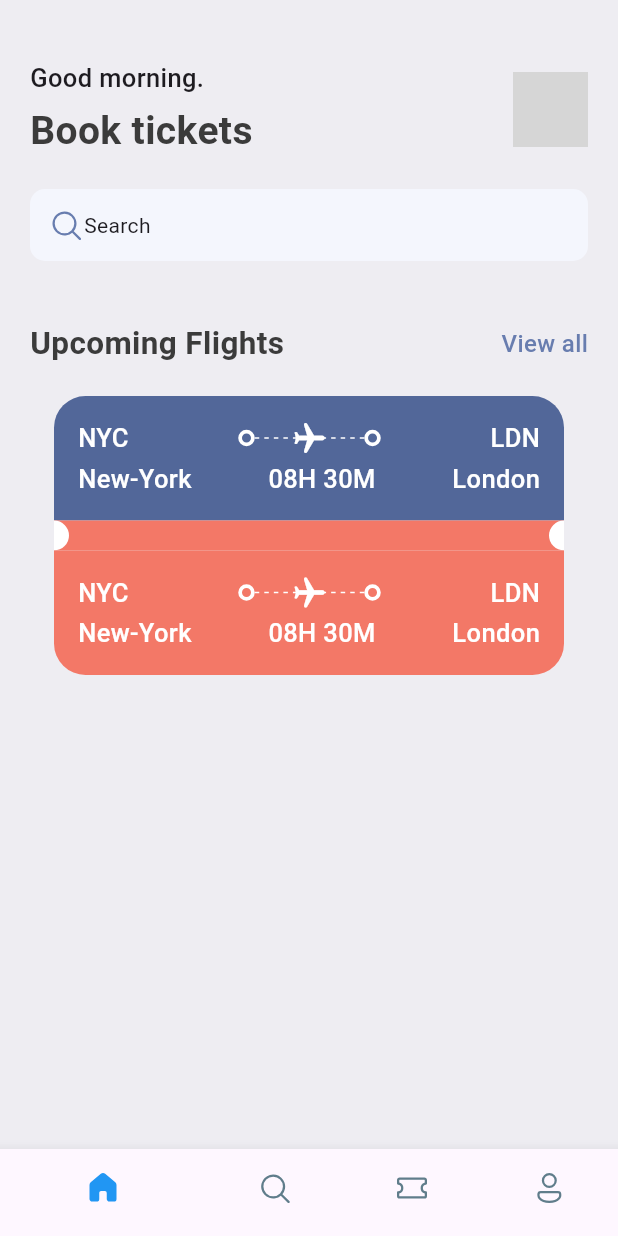
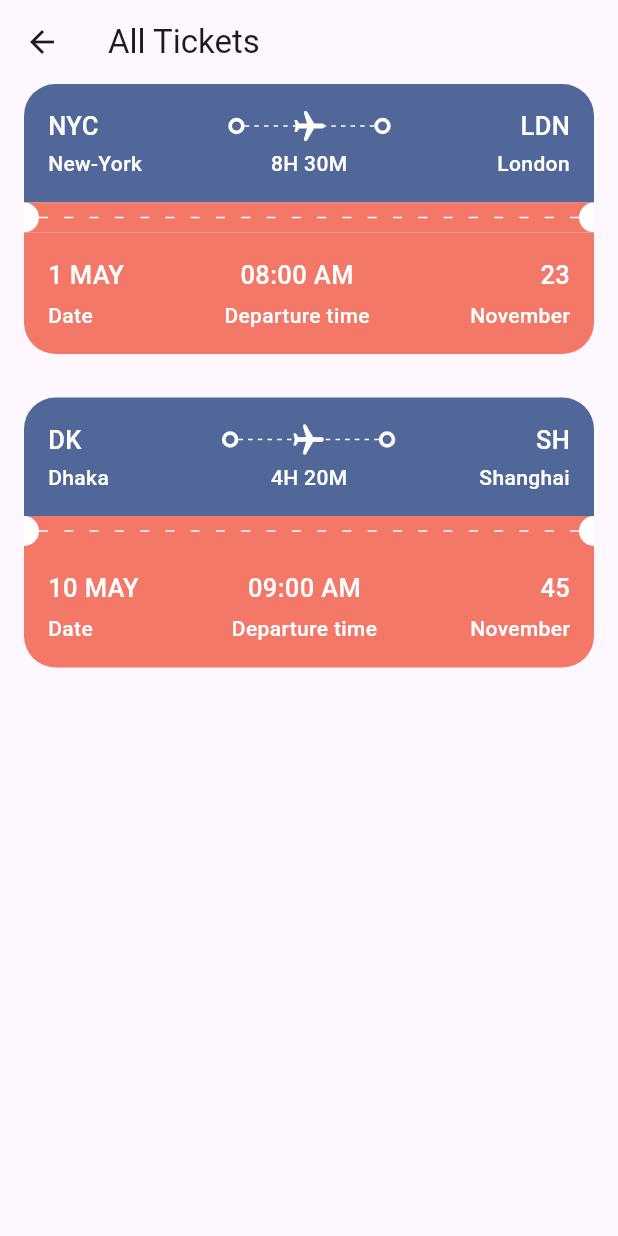
Before and after one commit to mohammedmos/ticket_app, a Flutter app: the screen it shows after launch, after a tap on "View all", on a phone screen of 412 x 824 dp. Run offline on Flutter 3.47's test engine with Material 3 defaults, Android fonts, the phone set to English and light mode, and no system bars; our stand-ins replace fluentui_icons; grey boxes are pictures that could not be loaded.

Commit message:
chore: finalize ticket sections

```diff
--- a/lib/core/bottom_nav_bar.dart
+++ b/lib/core/bottom_nav_bar.dart
@@ -1,5 +1,4 @@
 import 'package:fluentui_icons/fluentui_icons.dart';
-import 'package:flutter/cupertino.dart';
 import 'package:flutter/material.dart';
 import 'package:ticket_app/screens/home_screen.dart';
 
--- a/lib/core/res/media.dart
+++ b/lib/core/res/media.dart
@@ -1,5 +1,5 @@
 
 class AppMedia {
-    static const _baseImage =  "assets/images/";
+    static const _baseImage =  "assets/images";
     static const logo = '$_baseImage/logo.png';
 }
--- a/lib/core/res/styles/app_styles.dart
+++ b/lib/core/res/styles/app_styles.dart
@@ -11,4 +11,5 @@ class AppStyles {
     static TextStyle headlineStyle1 =  TextStyle(fontSize: 26,fontWeight: FontWeight.bold,color: textColor);
     static TextStyle headlineStyle2 = TextStyle(fontSize: 21,color: textColor,fontWeight: FontWeight.bold);
     static TextStyle headlineStyle3 = const TextStyle(fontSize: 17,fontWeight: FontWeight.w500);
+    static TextStyle headlineStyle4 = const TextStyle(fontSize: 14,fontWeight: FontWeight.w500);
 }
--- /dev/null
+++ b/lib/core/utils/app_json.dart
@@ -0,0 +1,30 @@
+List<Map<String, dynamic>> ticketList = [
+  {
+    'from': {
+      'code':"NYC",
+      'name':"New-York"
+    },
+    'to': {
+      'code':"LDN",
+      'name':"London"
+    },
+    'flying_time': '8H 30M',
+    'date': "1 MAY",
+    'departure_time':"08:00 AM",
+    "number":23
+  },
+  {
+    'from': {
+      'code':"DK",
+      'name':"Dhaka"
+    },
+    'to': {
+      'code':"SH",
+      'name':"Shanghai"
+    },
+    'flying_time': '4H 20M',
+    'date': "10 MAY",
+    'departure_time':"09:00 AM",
+    "number":45
+  },
+];
--- /dev/null
+++ b/lib/core/widgets/app_column_text_layout.dart
@@ -0,0 +1,22 @@
+import 'package:flutter/material.dart';
+import 'package:ticket_app/core/widgets/text_style_forth.dart';
+import 'package:ticket_app/core/widgets/text_style_third.dart';
+
+class AppColumnTextLayout extends StatelessWidget {
+  final String topText;
+  final String bottomText;
+  final CrossAxisAlignment alignment;
+  const AppColumnTextLayout({super.key, required this.topText, required this.bottomText,  this.alignment = CrossAxisAlignment.center});
+
+  @override
+  Widget build(BuildContext context) {
+    return Column(
+      crossAxisAlignment: alignment,
+      children: [
+        TextStyleThird(text: topText),
+        const SizedBox(height: 5,),
+        TextStyleForth(text: bottomText),
+      ],
+    );
+  }
+}
--- a/lib/core/widgets/app_double_text.dart
+++ b/lib/core/widgets/app_double_text.dart
@@ -15,9 +15,7 @@ class AppDoubleText extends StatelessWidget {
       children: [
         Text($bigText,style:AppStyles.headlineStyle2),
         InkWell(
-          onTap: (){
-
-          },
+          onTap: ()=>Navigator.pushNamed(context, "/all_tickets"),
           child: Text($smallText,style: AppStyles.textStyle.copyWith(color: AppStyles.primary),),
         )
       ],
--- a/lib/core/widgets/app_layout_builder.dart
+++ b/lib/core/widgets/app_layout_builder.dart
@@ -2,7 +2,8 @@ import 'package:flutter/material.dart';
 
 class AppLayoutBuilder extends StatelessWidget {
   final int randomDivider;
-  const AppLayoutBuilder({super.key, required this.randomDivider});
+  final double width;
+  const AppLayoutBuilder({super.key, required this.randomDivider,this.width = 3});
 
   @override
   Widget build(BuildContext context) {
@@ -10,10 +11,10 @@ class AppLayoutBuilder extends StatelessWidget {
       return Flex(
         mainAxisAlignment: MainAxisAlignment.spaceBetween,
           direction: Axis.horizontal,
-          children: List.generate((constraints.constrainWidth()/randomDivider).floor(), (index)=>const SizedBox(
-            width: 3,
+          children: List.generate((constraints.constrainWidth()/randomDivider).floor(), (index)=> SizedBox(
+            width: width,
             height: 1,
-            child: DecoratedBox(decoration: BoxDecoration(color: Colors.white)),
+            child: const DecoratedBox(decoration: BoxDecoration(color: Colors.white)),
           )),
       );
     });
--- a/lib/core/widgets/big_circle.dart
+++ b/lib/core/widgets/big_circle.dart
@@ -1,7 +1,7 @@
 import 'package:flutter/material.dart';
 
 class BigCircle extends StatelessWidget {
-  final isRight;
+  final bool isRight;
   const BigCircle({super.key,required this.isRight});
 
   @override
--- a/lib/core/widgets/big_dot.dart
+++ b/lib/core/widgets/big_dot.dart
@@ -6,7 +6,7 @@ class BigDot extends StatelessWidget {
   @override
   Widget build(BuildContext context) {
     return Container(
-      padding: EdgeInsets.all(3),
+      padding: const EdgeInsets.all(3),
       decoration: BoxDecoration(
         border: Border.all(width: 2.5,color: Colors.white),
         borderRadius: BorderRadius.circular(20)
--- /dev/null
+++ b/lib/core/widgets/text_style_forth.dart
@@ -0,0 +1,13 @@
+import 'package:flutter/material.dart';
+import 'package:ticket_app/core/res/styles/app_styles.dart';
+
+class TextStyleForth extends StatelessWidget {
+  final String text;
+  final TextAlign align;
+  const TextStyleForth({super.key, required this.text,  this.align=TextAlign.start});
+
+  @override
+  Widget build(BuildContext context) {
+    return   Text(text,textAlign: align,style: AppStyles.headlineStyle4.copyWith(color: Colors.white));
+  }
+}
--- /dev/null
+++ b/lib/core/widgets/text_style_third.dart
@@ -0,0 +1,12 @@
+import 'package:flutter/material.dart';
+import 'package:ticket_app/core/res/styles/app_styles.dart';
+
+class TextStyleThird extends StatelessWidget {
+  final String text;
+  const TextStyleThird({super.key, required this.text});
+
+  @override
+  Widget build(BuildContext context) {
+    return   Text(text,style: AppStyles.headlineStyle3.copyWith(color: Colors.white));
+  }
+}
--- a/lib/core/widgets/ticket_view.dart
+++ b/lib/core/widgets/ticket_view.dart
@@ -1,11 +1,16 @@
 import 'package:flutter/material.dart';
 import 'package:ticket_app/core/res/styles/app_styles.dart';
+import 'package:ticket_app/core/widgets/app_column_text_layout.dart';
 import 'package:ticket_app/core/widgets/app_layout_builder.dart';
 import 'package:ticket_app/core/widgets/big_circle.dart';
 import 'package:ticket_app/core/widgets/big_dot.dart';
+import 'package:ticket_app/core/widgets/text_style_forth.dart';
+import 'package:ticket_app/core/widgets/text_style_third.dart';
 
 class TicketView extends StatelessWidget {
-  const TicketView({super.key});
+  final Map<String,dynamic> ticket;
+  final bool wholeScreen;
+  const TicketView({super.key, required this.ticket,  this.wholeScreen = false});
 
   @override
   Widget build(BuildContext context) {
@@ -14,7 +19,7 @@ class TicketView extends StatelessWidget {
         width: size.width + 0.85,
         height: 189,
         child: Container(
-          margin: const EdgeInsets.only(right: 16,left: 16),
+          margin: EdgeInsets.only(right: wholeScreen == true?16:16,left: 16),
           child: Column(
             children: [
               Container(
@@ -27,7 +32,7 @@ class TicketView extends StatelessWidget {
                   children: [
                     Row(
                       children: [
-                        Text('NYC',style: AppStyles.headlineStyle3.copyWith(color: Colors.white)),
+                        TextStyleThird( text: ticket['from']['code']),
                         Expanded(child: Container()),
                         const BigDot(),
                         Expanded(child: Stack(children: [
@@ -39,17 +44,17 @@ class TicketView extends StatelessWidget {
                         ],)),
                         const BigDot(),
                         Expanded(child: Container()),
-                        Text('LDN',style: AppStyles.headlineStyle3.copyWith(color: Colors.white))
+                        TextStyleThird( text: ticket['to']['code'],),
                       ],
                     ),
                     const SizedBox(height: 3),
                     Row(
                       children: [
-                        Text('New-York',style: AppStyles.headlineStyle3.copyWith(color: Colors.white)),
+                        SizedBox(width:100,child: TextStyleForth( text: ticket['from']['name'])),
                         Expanded(child: Container()),
-                        Text('08H 30M',style: AppStyles.headlineStyle3.copyWith(color: Colors.white)),
+                        TextStyleForth(text: ticket['flying_time']),
                         Expanded(child: Container()),
-                        Text('London',style: AppStyles.headlineStyle3.copyWith(color: Colors.white))
+                        SizedBox(width:100,child: TextStyleForth(text: ticket['to']['name'],align:TextAlign.end))
 
                       ],
                     )
@@ -58,11 +63,11 @@ class TicketView extends StatelessWidget {
               ),
               Container(
                 color: AppStyles.ticketOrange ,
-              child: Row(
+              child: const Row(
                 children: [
-                    const BigCircle(isRight: true),
-                  Expanded(child: Container()),
-                  const BigCircle(isRight: false,)
+                    BigCircle(isRight: true),
+                  Expanded(child: AppLayoutBuilder(randomDivider: 16,width: 6)),
+                  BigCircle(isRight: false,)
                 ],
               ),),
               Container(
@@ -74,33 +79,13 @@ class TicketView extends StatelessWidget {
                 child:  Column(
                   children: [
                     Row(
+                      mainAxisAlignment: MainAxisAlignment.spaceBetween,
                       children: [
-                        Text('NYC',style: AppStyles.headlineStyle3.copyWith(color: Colors.white)),
-                        Expanded(child: Container()),
-                        const BigDot(),
-                        Expanded(child: Stack(children: [
-                          const SizedBox(
-                              height:24,
-                              child: AppLayoutBuilder( randomDivider: 6,)
-                          ),
-                          Center(child: Transform.rotate(angle:1.57,child: const Icon(Icons.local_airport_rounded,color: Colors.white,)),)
-                        ],)),
-                        const BigDot(),
-                        Expanded(child: Container()),
-                        Text('LDN',style: AppStyles.headlineStyle3.copyWith(color: Colors.white))
+                        AppColumnTextLayout(topText: ticket['date'], bottomText: 'Date',alignment: CrossAxisAlignment.start),
+                        AppColumnTextLayout(topText: ticket['departure_time'], bottomText: 'Departure time'),
+                        AppColumnTextLayout(topText: ticket['number'].toString(), bottomText: 'November',alignment: CrossAxisAlignment.end),
                       ],
                     ),
-                    const SizedBox(height: 3),
-                    Row(
-                      children: [
-                        Text('New-York',style: AppStyles.headlineStyle3.copyWith(color: Colors.white)),
-                        Expanded(child: Container()),
-                        Text('08H 30M',style: AppStyles.headlineStyle3.copyWith(color: Colors.white)),
-                        Expanded(child: Container()),
-                        Text('London',style: AppStyles.headlineStyle3.copyWith(color: Colors.white))
-
-                      ],
-                    )
                   ],
                 ),
               ),
--- a/lib/main.dart
+++ b/lib/main.dart
@@ -1,5 +1,6 @@
 import 'package:flutter/material.dart';
 import 'package:ticket_app/core/bottom_nav_bar.dart';
+import 'package:ticket_app/screens/all_tickets.dart';
  void main() {
   runApp(const MyApp());
 }
@@ -16,7 +17,10 @@ class MyApp extends StatelessWidget {
         useMaterial3: true,
       ),
       debugShowCheckedModeBanner: false,
-      home:  BottomNavBar(),
+      routes: {
+        "/":(context)=> const BottomNavBar(),
+        "/all_tickets":(context)=> const AllTickets()
+      },
     );
   }
 }
--- /dev/null
+++ b/lib/screens/all_tickets.dart
@@ -0,0 +1,26 @@
+import 'package:flutter/material.dart';
+import 'package:ticket_app/core/utils/app_json.dart';
+import 'package:ticket_app/core/widgets/ticket_view.dart';
+
+class AllTickets extends StatelessWidget {
+  const AllTickets({super.key});
+
+  @override
+  Widget build(BuildContext context) {
+    return Scaffold(
+      appBar: AppBar(
+        title: const Text('All Tickets'),
+      ),
+      body: ListView(
+        children: [
+          SingleChildScrollView(
+            scrollDirection: Axis.vertical,
+            child: Column(
+                children: ticketList.map((singleTicket)=> Container(margin: const EdgeInsets.only(bottom: 20),child: TicketView(ticket: singleTicket))).toList(),
+            ),
+          )
+        ],
+      ),
+    );
+  }
+}
--- a/lib/screens/home_screen.dart
+++ b/lib/screens/home_screen.dart
@@ -2,6 +2,7 @@ import 'package:fluentui_icons/fluentui_icons.dart';
 import 'package:flutter/material.dart';
 import 'package:ticket_app/core/res/media.dart';
 import 'package:ticket_app/core/res/styles/app_styles.dart';
+import 'package:ticket_app/core/utils/app_json.dart';
 import 'package:ticket_app/core/widgets/app_double_text.dart';
 import 'package:ticket_app/core/widgets/ticket_view.dart';
 
@@ -58,7 +59,12 @@ class HomeScreen extends StatelessWidget {
                 const SizedBox(height: 40),
                 const AppDoubleText($bigText:'Upcoming Flights',$smallText:'View all'),
                 const SizedBox(height: 20),
-                const TicketView()
+                SingleChildScrollView(
+                  scrollDirection: Axis.horizontal,
+                    child: Row(
+                      children: ticketList.map((singleTicket)=>  TicketView(ticket: singleTicket)).toList(),
+                    )
+                )
               ],
             ),
           ),
```
